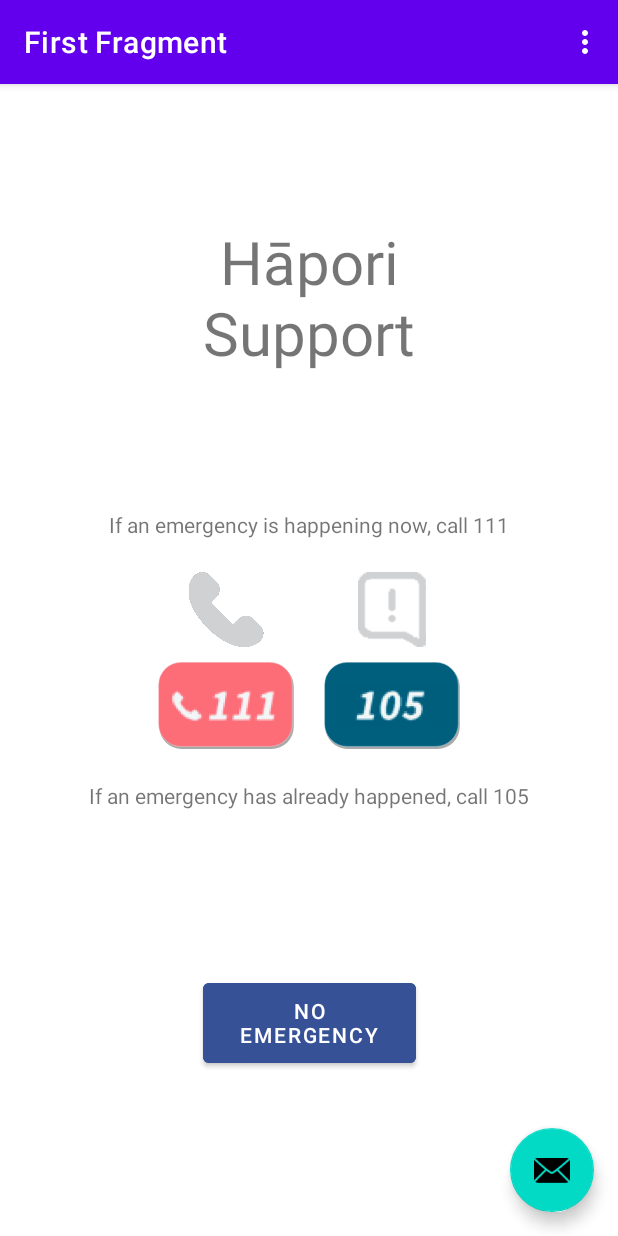
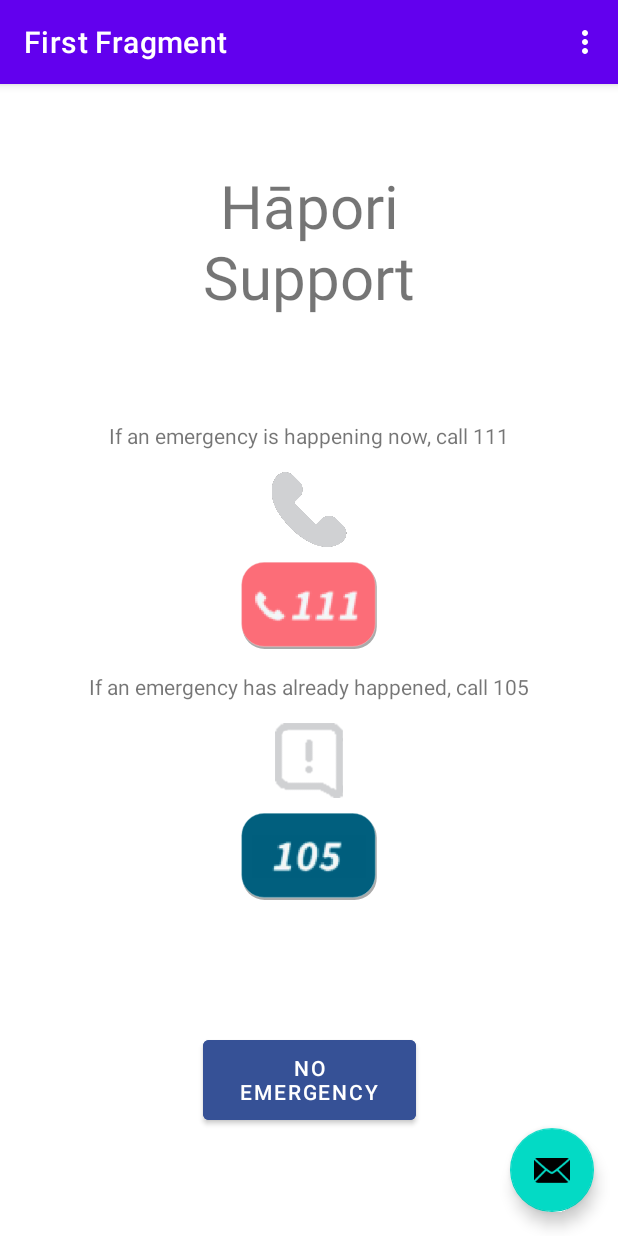
Before and after one commit to Viper272/University_Hapori-App, an Android app: the screen it shows after launch (MainActivity), on a phone screen of 412 x 824 dp. Run offline under Robolectric (Android 15) with nearby library versions, the phone set to English and light mode, and no system bars; our stand-ins replace navigation-ui.

Commit message:
Adjustments to home screen:
Made layout vertical for better heuristics

```diff
--- a/app/src/main/res/layout/fragment_first.xml
+++ b/app/src/main/res/layout/fragment_first.xml
@@ -22,9 +22,8 @@
     <androidx.constraintlayout.widget.ConstraintLayout
         android:id="@+id/constraint_home"
         android:layout_width="match_parent"
-        android:layout_height="200dp"
+        android:layout_height="350dp"
         app:layout_constraintBottom_toBottomOf="parent"
-        app:layout_constraintHorizontal_bias="0.0"
         app:layout_constraintStart_toStartOf="parent"
         app:layout_constraintEnd_toEndOf="parent"
         app:layout_constraintTop_toTopOf="parent"
@@ -36,7 +35,7 @@
             android:layout_height="wrap_content"
             android:text="@string/emergencyNow"
             android:textSize="@dimen/default_textSize"
-            app:layout_constraintBottom_toBottomOf="parent"
+            app:layout_constraintBottom_toTopOf="@id/linearLayout_emergencyNow"
             app:layout_constraintHorizontal_bias="0.5"
             app:layout_constraintVertical_bias="0"
             app:layout_constraintStart_toStartOf="parent"
@@ -51,9 +50,7 @@
             app:layout_constraintStart_toStartOf="parent"
             app:layout_constraintTop_toBottomOf="@id/textView_home_emergencyNow"
             app:layout_constraintBottom_toTopOf="@id/textView_home_emergencyHappened"
-            app:layout_constraintEnd_toStartOf="@id/linearLayout_emergencyHappened"
-            app:layout_constraintHorizontal_chainStyle="packed"
-            android:paddingHorizontal="5dp">
+            app:layout_constraintEnd_toEndOf="parent">
 
             <ImageView
                 android:layout_width="60dp"
@@ -75,17 +72,29 @@
 
         </LinearLayout>
 
+
+
+        <TextView
+            android:id="@+id/textView_home_emergencyHappened"
+            android:layout_width="wrap_content"
+            android:layout_height="wrap_content"
+            android:text="@string/emergencyHappened"
+            android:textSize="@dimen/default_textSize"
+            app:layout_constraintBottom_toTopOf="@id/linearLayout_emergencyHappened"
+            app:layout_constraintHorizontal_bias="0.5"
+            app:layout_constraintStart_toStartOf="parent"
+            app:layout_constraintEnd_toEndOf="parent"
+            app:layout_constraintTop_toBottomOf="@id/linearLayout_emergencyNow" />
+
         <LinearLayout
             android:id="@+id/linearLayout_emergencyHappened"
             android:layout_width="wrap_content"
             android:layout_height="wrap_content"
             android:orientation="vertical"
-            app:layout_constraintStart_toEndOf="@id/linearLayout_emergencyNow"
-            app:layout_constraintTop_toBottomOf="@id/textView_home_emergencyNow"
-            app:layout_constraintBottom_toTopOf="@id/textView_home_emergencyHappened"
-            app:layout_constraintEnd_toEndOf="parent"
-            app:layout_constraintHorizontal_bias="0"
-            android:paddingHorizontal="5dp">
+            app:layout_constraintStart_toStartOf="parent"
+            app:layout_constraintTop_toBottomOf="@id/textView_home_emergencyHappened"
+            app:layout_constraintBottom_toBottomOf="parent"
+            app:layout_constraintEnd_toEndOf="parent">
 
             <ImageView
                 android:layout_width="60dp"
@@ -105,21 +114,6 @@
 
         </LinearLayout>
 
-        <TextView
-            android:id="@+id/textView_home_emergencyHappened"
-            android:layout_width="wrap_content"
-            android:layout_height="wrap_content"
-            android:text="@string/emergencyHappened"
-            android:textSize="@dimen/default_textSize"
-            app:layout_constraintBottom_toBottomOf="parent"
-            app:layout_constraintHorizontal_bias="0.5"
-            app:layout_constraintStart_toStartOf="parent"
-            app:layout_constraintEnd_toEndOf="parent"
-            app:layout_constraintTop_toTopOf="parent"
-            app:layout_constraintVertical_bias="1" />
-
-
-
     </androidx.constraintlayout.widget.ConstraintLayout>
 
 
--- a/app/src/main/res/layout/fragment_second.xml
+++ b/app/src/main/res/layout/fragment_second.xml
@@ -8,12 +8,12 @@
     android:background="#005E7D">
 
 
-
     <TextView
         android:id="@+id/textview_second"
         android:layout_width="wrap_content"
         android:layout_height="wrap_content"
         android:text="@string/question_header"
+        android:textColor="#80D8FF"
         app:layout_constraintBottom_toTopOf="@id/constraint_spinner"
         app:layout_constraintEnd_toEndOf="parent"
         app:layout_constraintStart_toStartOf="parent"
```
